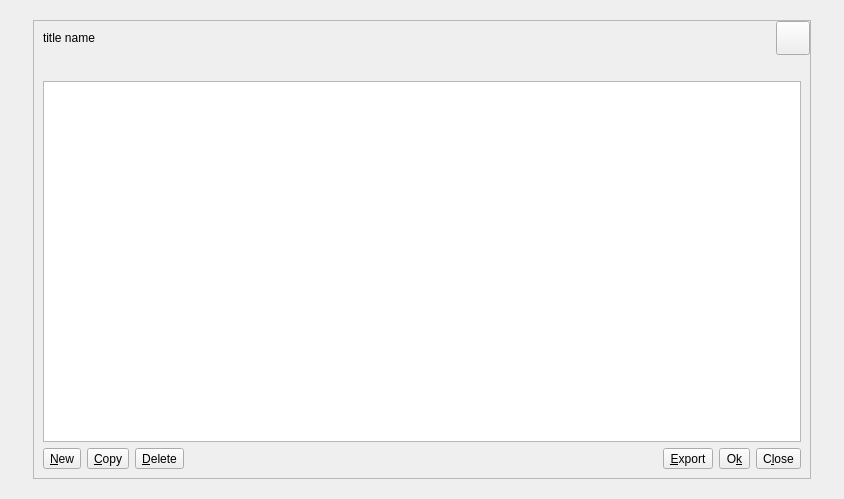
Qt form src/qt/forms/addressbookpage.ui (MassGrid/MassGrid) before a commit.
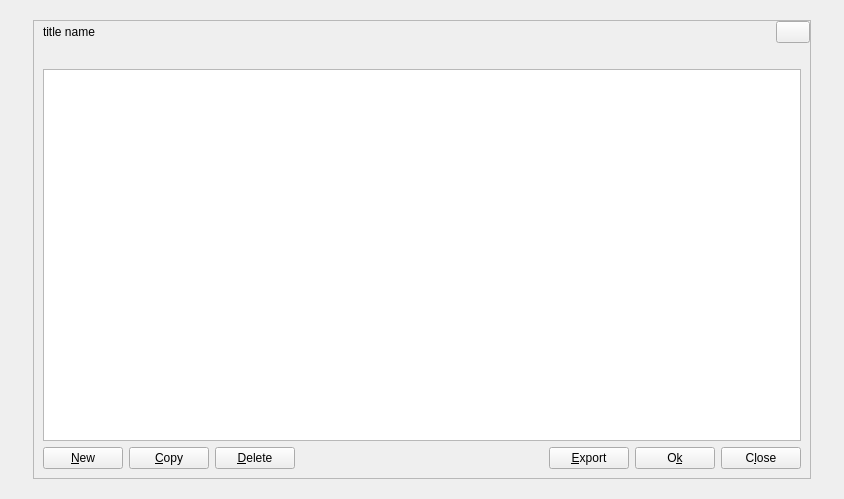
The same form after that commit. Icons and pictures are not drawn.

Diff of the .ui file:
```diff
--- a/src/qt/forms/addressbookpage.ui
+++ b/src/qt/forms/addressbookpage.ui
@@ -10,9 +10,6 @@
     <height>499</height>
    </rect>
   </property>
-  <property name="styleSheet">
-   <string notr="true"/>
-  </property>
   <layout class="QGridLayout" name="gridLayout">
    <property name="leftMargin">
     <number>0</number>
@@ -100,8 +97,8 @@
             <widget class="QPushButton" name="cancelButton">
              <property name="minimumSize">
               <size>
-               <width>34</width>
-               <height>34</height>
+               <width>0</width>
+               <height>0</height>
               </size>
              </property>
              <property name="maximumSize">
@@ -178,53 +175,38 @@
            <item>
             <layout class="QHBoxLayout" name="horizontalLayout">
              <item>
-              <widget class="QToolButton" name="newAddress">
+              <widget class="QPushButton" name="newAddress">
                <property name="toolTip">
                 <string>Create a new address</string>
                </property>
                <property name="text">
                 <string>&amp;New</string>
                </property>
-               <property name="icon">
-                <iconset>
-                 <normaloff>:/pic/res/pic/add.png</normaloff>:/pic/res/pic/add.png</iconset>
-               </property>
-               <property name="toolButtonStyle">
-                <enum>Qt::ToolButtonTextBesideIcon</enum>
-               </property>
               </widget>
              </item>
              <item>
-              <widget class="QToolButton" name="copyAddress">
+              <widget class="QPushButton" name="copyAddress">
                <property name="toolTip">
                 <string>Copy the currently selected address to the system clipboard</string>
                </property>
                <property name="text">
                 <string>&amp;Copy</string>
                </property>
-               <property name="icon">
-                <iconset>
-                 <normaloff>:/icons/editcopy</normaloff>:/icons/editcopy</iconset>
-               </property>
-               <property name="toolButtonStyle">
-                <enum>Qt::ToolButtonTextBesideIcon</enum>
-               </property>
               </widget>
              </item>
              <item>
-              <widget class="QToolButton" name="deleteAddress">
+              <widget class="QPushButton" name="deleteAddress">
                <property name="toolTip">
                 <string>Delete the currently selected address from the list</string>
                </property>
                <property name="text">
                 <string>&amp;Delete</string>
                </property>
-               <property name="icon">
-                <iconset>
-                 <normaloff>:/pic/res/pic/closeBtn.png</normaloff>:/pic/res/pic/closeBtn.png</iconset>
-               </property>
-               <property name="toolButtonStyle">
-                <enum>Qt::ToolButtonTextBesideIcon</enum>
+               <property name="iconSize">
+                <size>
+                 <width>14</width>
+                 <height>13</height>
+                </size>
                </property>
               </widget>
              </item>
@@ -242,7 +224,7 @@
               </spacer>
              </item>
              <item>
-              <widget class="QToolButton" name="exportButton">
+              <widget class="QPushButton" name="exportButton">
                <property name="focusPolicy">
                 <enum>Qt::NoFocus</enum>
                </property>
@@ -255,17 +237,10 @@
                <property name="text">
                 <string>&amp;Export</string>
                </property>
-               <property name="icon">
-                <iconset>
-                 <normaloff>:/pic/res/pic/outputData-white.png</normaloff>:/pic/res/pic/outputData-white.png</iconset>
-               </property>
-               <property name="toolButtonStyle">
-                <enum>Qt::ToolButtonTextBesideIcon</enum>
-               </property>
               </widget>
              </item>
              <item>
-              <widget class="QToolButton" name="okButton">
+              <widget class="QPushButton" name="okButton">
                <property name="styleSheet">
                 <string notr="true"/>
                </property>
@@ -275,7 +250,7 @@
               </widget>
              </item>
              <item>
-              <widget class="QToolButton" name="closeButton">
+              <widget class="QPushButton" name="closeButton">
                <property name="sizePolicy">
                 <sizepolicy hsizetype="Minimum" vsizetype="Minimum">
                  <horstretch>0</horstretch>
```
